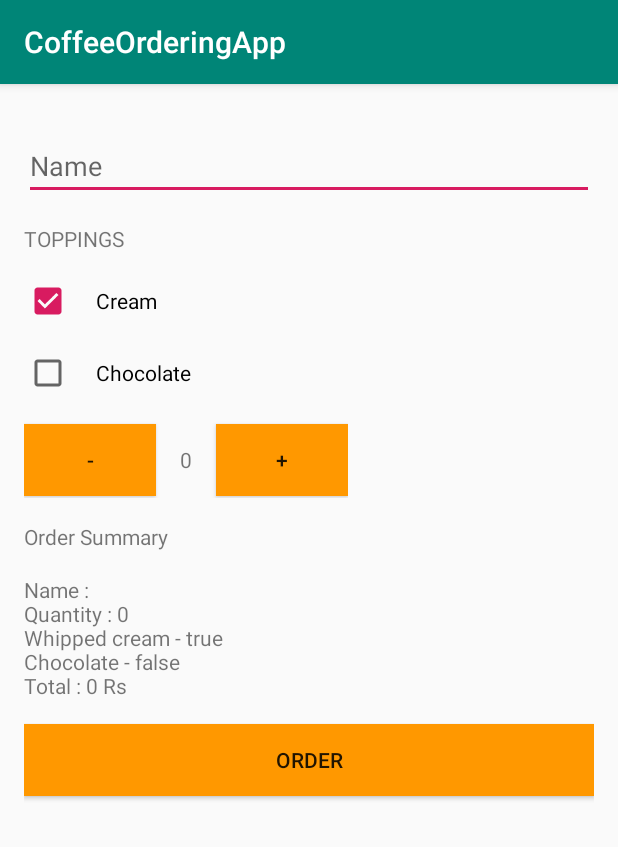
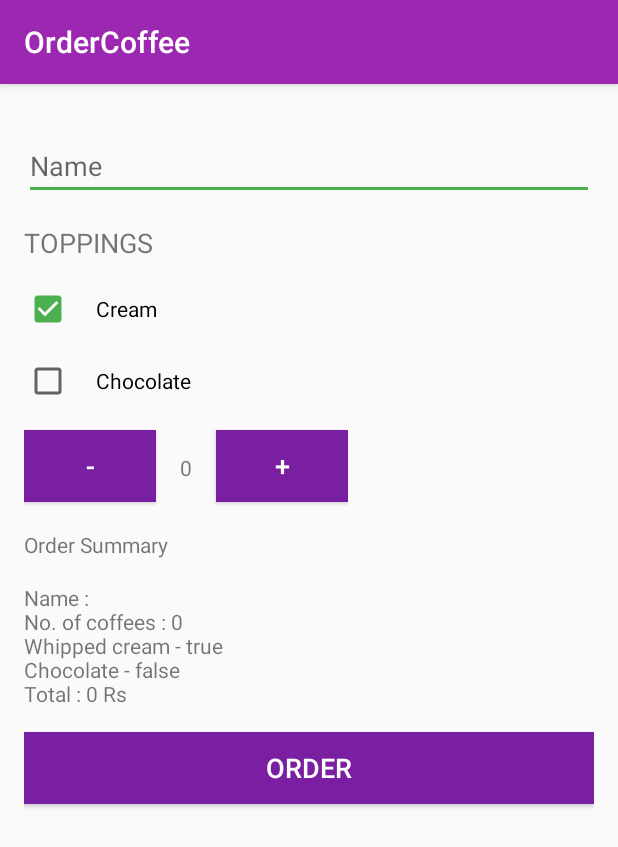
Before and after one commit to Syamgith/CoffeeOrderingApp, an Android app: the screen it shows after launch (MainActivity), after a tap on "Cream", on a phone screen of 412 x 824 dp. Shown: the top 847 px of the screen. Run offline under Robolectric (Android 15) with nearby library versions, the phone set to English and light mode, and no system bars.

Commit message:
Modified design

```diff
--- a/app/src/main/java/com/example/coffeeorderingapp/MainActivity.java
+++ b/app/src/main/java/com/example/coffeeorderingapp/MainActivity.java
@@ -95,7 +95,7 @@ public class MainActivity extends AppCompatActivity {
     //disply method
     void disply() {
         tvitems.setText(""+items);
-        tvorder.setText("Name : "+name+"\n"+"Quantity : "+items+"\n"+"Whipped cream - "+cbwhippedCream.isChecked()+"\n"+"Chocolate - "+cbchocolate.isChecked()+"\n"+"Total : "+items*10+" Rs");
+        tvorder.setText("Name : "+name+"\n"+"No. of coffees : "+items+"\n"+"Whipped cream - "+cbwhippedCream.isChecked()+"\n"+"Chocolate - "+cbchocolate.isChecked()+"\n"+"Total : "+items*10+" Rs");
 
     }
 
--- a/app/src/main/res/layout/activity_main.xml
+++ b/app/src/main/res/layout/activity_main.xml
@@ -23,7 +23,8 @@
         android:layout_width="match_parent"
         android:layout_height="wrap_content"
         android:layout_marginTop="16dp"
-        android:text="TOPPINGS" />
+        android:text="TOPPINGS"
+        android:textSize="18sp" />
 
     <CheckBox
         android:id="@+id/checkBox1"
@@ -48,11 +49,13 @@
         android:orientation="horizontal">
 
         <Button
+            android:id="@+id/btnremove"
             android:layout_width="wrap_content"
             android:layout_height="wrap_content"
-            android:id="@+id/btnremove"
-            android:background="#FF9800"
-            android:text="-"/>
+            android:background="#7B1FA2"
+            android:text="-"
+            android:textColor="#FFF"
+            android:textSize="18sp" />
         <TextView
             android:layout_width="wrap_content"
             android:layout_height="wrap_content"
@@ -60,12 +63,15 @@
             android:padding="16dp"
             android:inputType="number"
             android:text="0"/>
+
         <Button
+            android:id="@+id/btnadd"
             android:layout_width="wrap_content"
             android:layout_height="wrap_content"
-            android:id="@+id/btnadd"
-            android:background="#FF9800"
-            android:text="+"/>
+            android:background="#7B1FA2"
+            android:text="+"
+            android:textColor="#FFF"
+            android:textSize="18sp" />
 
     </LinearLayout>
     <TextView
@@ -86,7 +92,9 @@
         android:id="@+id/btnorder"
         android:layout_width="match_parent"
         android:layout_height="wrap_content"
-        android:background="#FF9800"
-        android:text="ORDER" />
+        android:background="#7B1FA2"
+        android:text="ORDER"
+        android:textColor="#FFF"
+        android:textSize="18sp" />
 
 </LinearLayout>
--- a/app/src/main/res/values/colors.xml
+++ b/app/src/main/res/values/colors.xml
@@ -1,6 +1,6 @@
 <?xml version="1.0" encoding="utf-8"?>
 <resources>
-    <color name="colorPrimary">#008577</color>
-    <color name="colorPrimaryDark">#00574B</color>
-    <color name="colorAccent">#D81B60</color>
+    <color name="colorPrimary">#9C27B0</color>
+    <color name="colorPrimaryDark">#7B1FA2</color>
+    <color name="colorAccent">#4CAF50</color>
 </resources>
--- a/app/src/main/res/values/strings.xml
+++ b/app/src/main/res/values/strings.xml
@@ -1,3 +1,3 @@
 <resources>
-    <string name="app_name">CoffeeOrderingApp</string>
+    <string name="app_name">OrderCoffee</string>
 </resources>
```
